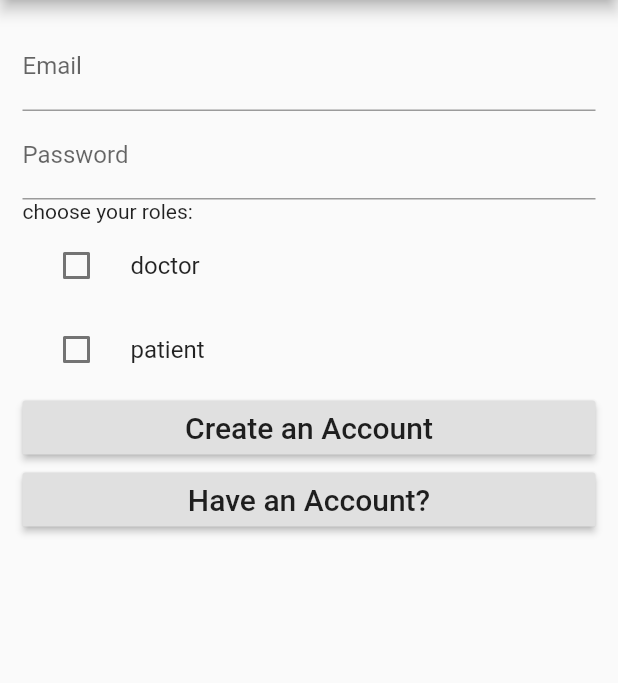
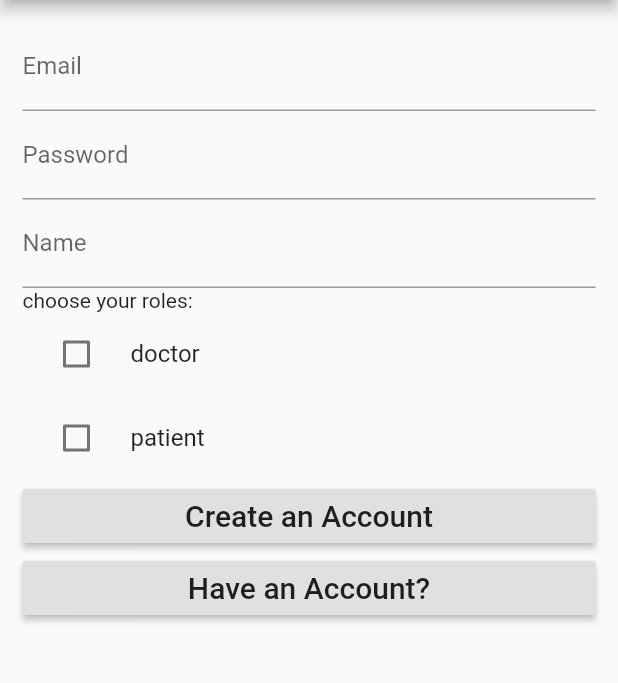
Before and after one commit to xue2007/heath-aid, a Flutter app: the screen it shows after launch, after a tap on "Login", after a tap on "Create an account", on a phone screen of 412 x 824 dp, the part 84-767 px from its top. Run offline on Flutter 3.47's test engine with Material 2 defaults, Android fonts, the phone set to English and light mode, and no system bars; our stand-ins replace cloud_firestore, firebase_auth, shared_preferences; accounts and stored records are empty.

Commit message:
some edits beta 2

```diff
--- a/lib/login_page.dart
+++ b/lib/login_page.dart
@@ -1,12 +1,16 @@
 import 'package:flutter/material.dart';
+import 'package:testing/database.dart';
 import 'auth.dart';
 import 'package:cloud_firestore/cloud_firestore.dart';
+import'helper.dart';
+import 'database.dart';
 
 class LoginPage extends StatefulWidget {
   LoginPage({this.auth, this.onSignedIn});
 
   final BaseAuth auth;
   final VoidCallback onSignedIn;
+
 
 
   @override
@@ -18,10 +22,12 @@ class LoginPage extends StatefulWidget {
   }
 
   class _LoginPageState extends State<LoginPage> {
+  DataBase databaseMethods = new DataBase();
   final ky = new GlobalKey<FormState>();
   String _email;
   String _password;
   String _role;
+  String _name;
   FormType _formType = FormType.login;
 
 
@@ -40,11 +46,30 @@ class LoginPage extends StatefulWidget {
     try {
       if(_formType == FormType.login) {
         String userId = await widget.auth.signInWithEmailAndPassWord(_email, _password);
+        QuerySnapshot userInfoSnapshot =
+        await databaseMethods.getUserInfo(_email);
+
+        HelperFunctions.saveUserLoggedInSharedPreference(true);
+        HelperFunctions.saveUserNameSharedPreference(
+            userInfoSnapshot.documents[0].data["name"]);
+        HelperFunctions.saveUserEmailSharedPreference(
+            userInfoSnapshot.documents[0].data["email"]);
         print('Signed in: ${userId}');
+
 
       } else {
         String user = await widget.auth.createUserWithEmailAndPassWord(_email, _password);
-        Firestore.instance.collection('users').document(user).setData({'email': _email,'uid': user,'role': _role});
+        Firestore.instance.collection('users').document(user).setData({'email': _email,'uid': user,'role': _role, 'name':_name});
+        Map<String,String> userDataMap = {
+          "name" : _name,
+          "email" : _email
+        };
+
+        databaseMethods.addUserInfo(userDataMap);
+
+        HelperFunctions.saveUserLoggedInSharedPreference(true);
+        HelperFunctions.saveUserNameSharedPreference(_name);
+        HelperFunctions.saveUserEmailSharedPreference(_email);
         print('Registered user: ${user}');
 
       }
@@ -95,6 +120,8 @@ class LoginPage extends StatefulWidget {
   }
 
   List<Widget> inputs() {
+
+      if(_formType == FormType.login) {
         return [
         new TextFormField(
           decoration: new InputDecoration(labelText: 'Email'),
@@ -102,13 +129,34 @@ class LoginPage extends StatefulWidget {
           onSaved: (value) => _email = value,
         ),
         new TextFormField(
-        decoration: new InputDecoration(labelText:'Password'),
+          decoration: new InputDecoration(labelText: 'Password'),
           obscureText: true,
           validator: (x) => x.isEmpty ? 'Password can\'t be empty' : null,
           onSaved: (x) => _password = x,
         ),
+    ];
+      } else {
+        return [
+          new TextFormField(
+            decoration: new InputDecoration(labelText: 'Email'),
+            validator: (value) => value.isEmpty ? 'Email can\'t be empty' : null,
+            onSaved: (value) => _email = value,
+          ),
+          new TextFormField(
+            decoration: new InputDecoration(labelText: 'Password'),
+            obscureText: true,
+            validator: (x) => x.isEmpty ? 'Password can\'t be empty' : null,
+            onSaved: (x) => _password = x,
+          ),
+        new TextFormField(
+          decoration: new InputDecoration(labelText:'Name'),
+          obscureText: true,
+          validator: (x) => x.isEmpty ? 'Name can\'t be empty' : null,
+          onSaved: (x) => _name = x,
+        ),
+    ];
+      }
 
-    ];
   }
 
   List<Widget> submitButtons() {
```
Also changed, not shown: lib/chatroom.dart (+9 -9 lines), lib/database.dart (+16 -1 lines), lib/helper.dart (+6 -6 lines). Lines whose indentation alone changed are shown as unchanged.
